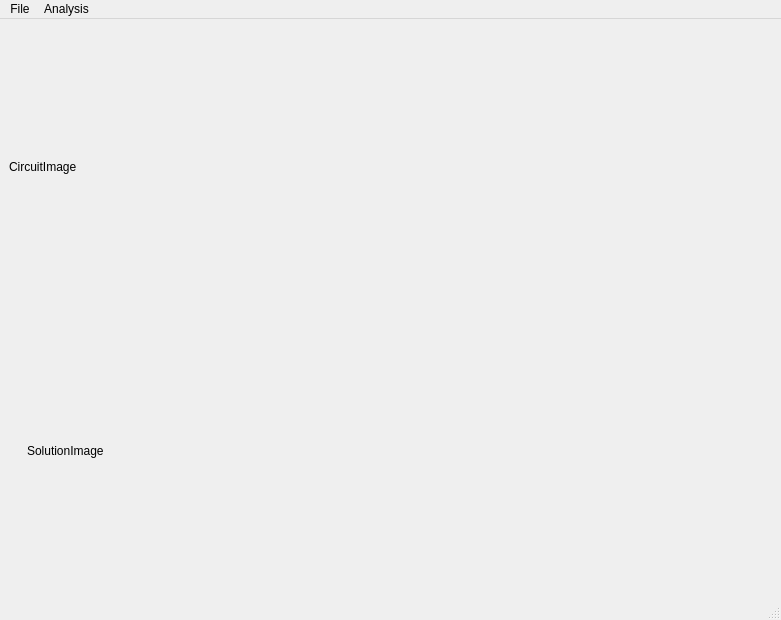
Above: NewGUI/AnalysisOptions.ui from ainsley-n/cs425_team39 before the change. Below: the same form after it.
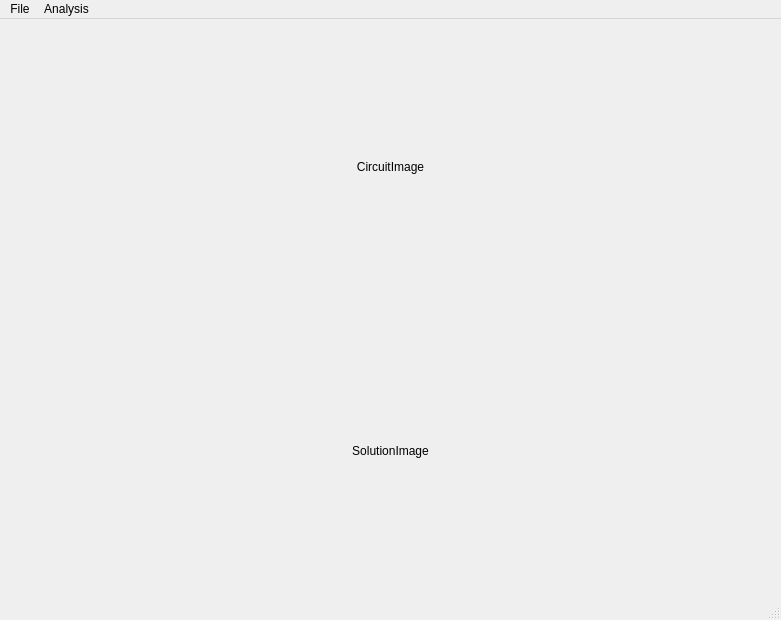
That is the form after the change.

Commit message: Updated UI formating in AnalysisOptions

What changed in the file:
```diff
--- a/NewGUI/AnalysisOptions.ui
+++ b/NewGUI/AnalysisOptions.ui
@@ -26,6 +26,9 @@
       <property name="text">
        <string>CircuitImage</string>
       </property>
+      <property name="alignment">
+       <set>Qt::AlignCenter</set>
+      </property>
      </widget>
     </item>
     <item>
@@ -159,6 +162,9 @@
              <property name="text">
               <string>SolutionImage</string>
              </property>
+             <property name="alignment">
+              <set>Qt::AlignCenter</set>
+             </property>
             </widget>
            </item>
           </layout>
```
Left out of the diff: 12 changed lines with no effect on the pictures. The commit also changes 2 other files.
